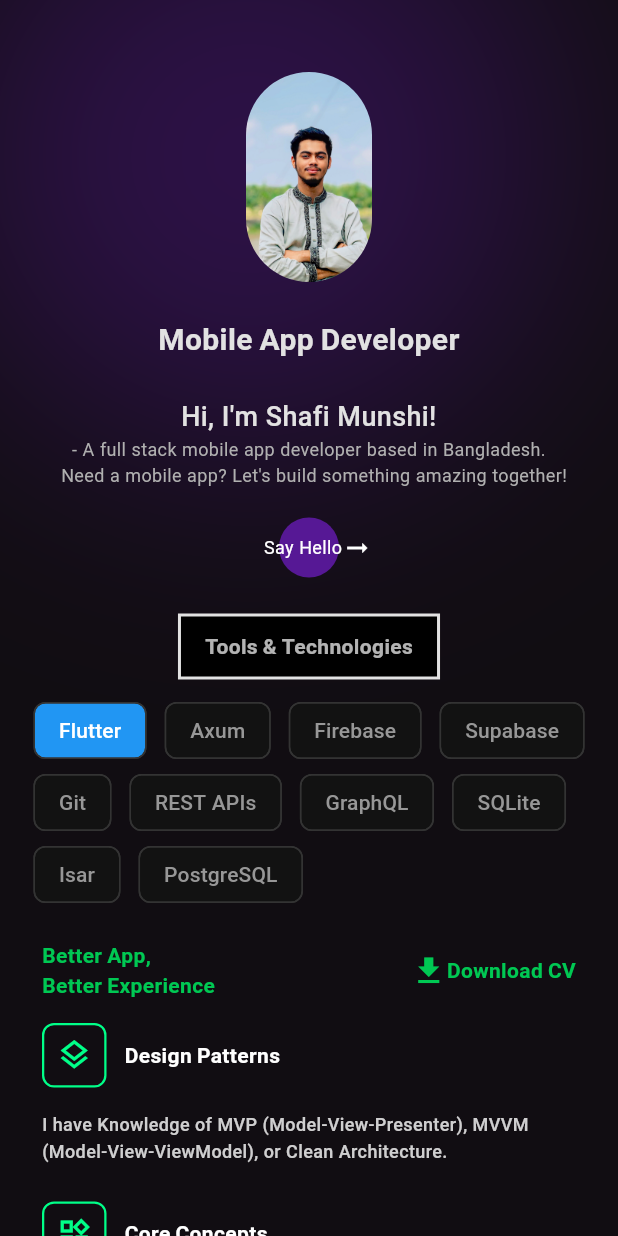
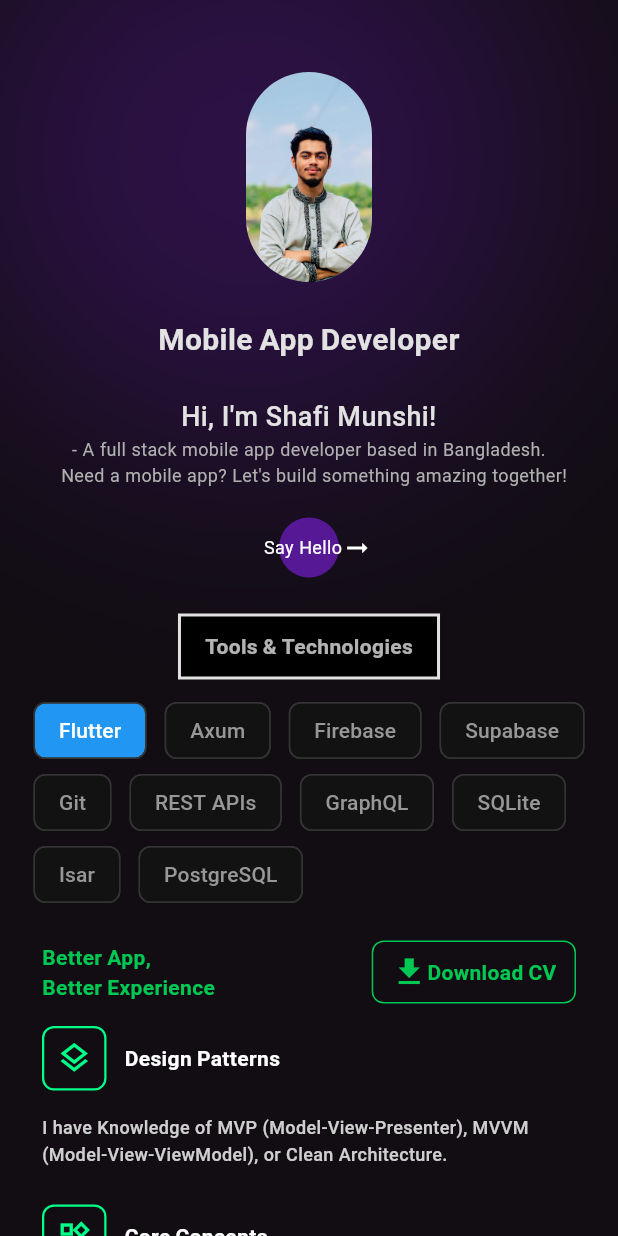
Before and after one commit to MosharopHossain/MosharopHossain.github.io, a Flutter app: the screen it shows after launch, after a tap on "Download CV", on a phone screen of 412 x 824 dp. Run offline on Flutter 3.47's test engine with Material 3 defaults, Android fonts, the light colour scheme and no system bars; our stand-ins replace flutter_riverpod, gap, google_fonts, riverpod_annotation, shared_preferences; generated files the repository leaves out were written again; Roboto replaces fonts that are missing (Merienda).

Commit message:
overall ready for push

```diff
--- a/lib/constants/app_strings.dart
+++ b/lib/constants/app_strings.dart
@@ -23,7 +23,7 @@ class AppStrings {
   static const String availableForFreelance =
       "I'm available for freelance projects.";
   static const String contactMe = "Contact Me";
-  static const String email = "abc@gmail.com";
+  static const String email = "shafimunshi111@gmail.com";
   static const String copyright = "© 2024 Shafi Munshi. All rights reserved.";
   static const String phoneNumber = "+123 456 7890";
   // Social Media URLs
--- a/lib/features/home/presentation/hero_texts.dart
+++ b/lib/features/home/presentation/hero_texts.dart
@@ -5,6 +5,7 @@ import 'package:my_portfolio/extension.dart';
 import 'package:my_portfolio/style/app_colors.dart';
 import 'package:my_portfolio/style/app_size.dart';
 import 'package:my_portfolio/widgets/seo_texts.dart';
+import 'package:url_launcher/url_launcher_string.dart';
 
 class HeroTexts extends StatefulWidget {
   const HeroTexts({super.key});
@@ -45,7 +46,6 @@ class _HeroTextsState extends State<HeroTexts> {
           text: AppStrings.myIntroduction,
           textAlign:
               context.isDesktopOrTablet ? TextAlign.start : TextAlign.center,
-
           style: context.textStyles.bodyLgMedium.copyWith(
             color: context.colorScheme.onBackground,
           ),
@@ -54,7 +54,6 @@ class _HeroTextsState extends State<HeroTexts> {
           text: AppStrings.passionateDeveloper,
           textAlign:
               context.isDesktopOrTablet ? TextAlign.start : TextAlign.center,
-
           style: context.textStyles.bodySmRegular.copyWith(
             color: context.colorScheme.onSurface,
           ),
@@ -86,7 +85,11 @@ class _HeroTextsState extends State<HeroTexts> {
                   borderRadius: BorderRadius.circular(20),
                 ),
               ),
-              AnimatedOpacity(
+              GestureDetector(
+                onTap: () {
+                  launchUrlString('mailto:${AppStrings.email}');
+                },
+                child: AnimatedOpacity(
                   opacity: 1,
                   duration: const Duration(milliseconds: 200),
                   child: Padding(
@@ -108,6 +111,7 @@ class _HeroTextsState extends State<HeroTexts> {
                     ),
                   ),
                 ),
+              ),
             ],
           ),
         ),
--- a/lib/features/home/presentation/home_description.dart
+++ b/lib/features/home/presentation/home_description.dart
@@ -3,6 +3,7 @@ import 'package:gap/gap.dart';
 import 'package:my_portfolio/extension.dart';
 import 'package:my_portfolio/style/app_colors.dart';
 import 'package:my_portfolio/widgets/seo_texts.dart';
+import 'package:url_launcher/url_launcher_string.dart';
 
 class SkillData {
   final IconData icon;
@@ -74,7 +75,19 @@ class HomeDescription extends StatelessWidget {
                     style: context.textStyles.titleSmBold
                         .copyWith(color: AppColors.green)),
                 GestureDetector(
-                    onTap: () {},
+                    onTap: () {
+                      // For web, open the PDF in a new tab for download
+                      launchUrlString(
+                        'https://drive.google.com/uc?export=download&id=1uZqR6ZUKjuv9R_aLKrkN8cwWFBG7pii9',
+                      );
+                    },
+                    child: Container(
+                      padding: const EdgeInsets.symmetric(
+                          horizontal: 12, vertical: 8),
+                      decoration: BoxDecoration(
+                        border: Border.all(color: AppColors.green, width: 1),
+                        borderRadius: BorderRadius.circular(8),
+                      ),
                       child: Row(
                         children: [
                           Icon(Icons.download, color: AppColors.green),
@@ -85,6 +98,7 @@ class HomeDescription extends StatelessWidget {
                             ),
                           ),
                         ],
+                      ),
                     ))
               ],
             ),
```
Lines whose indentation alone changed are shown as unchanged.
